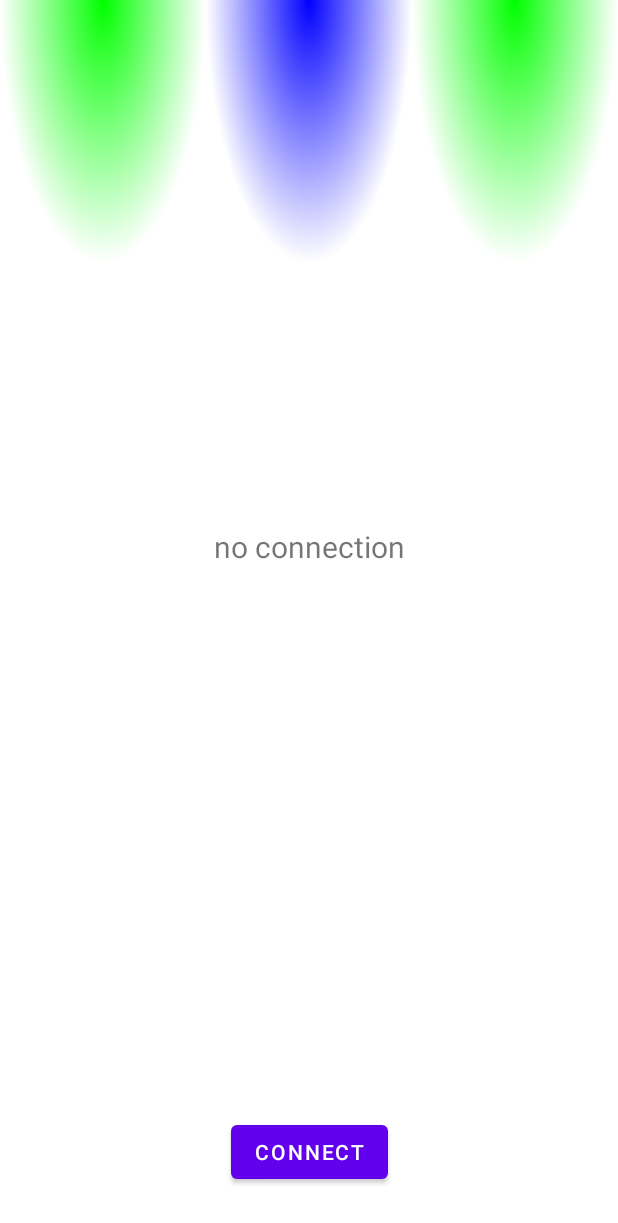
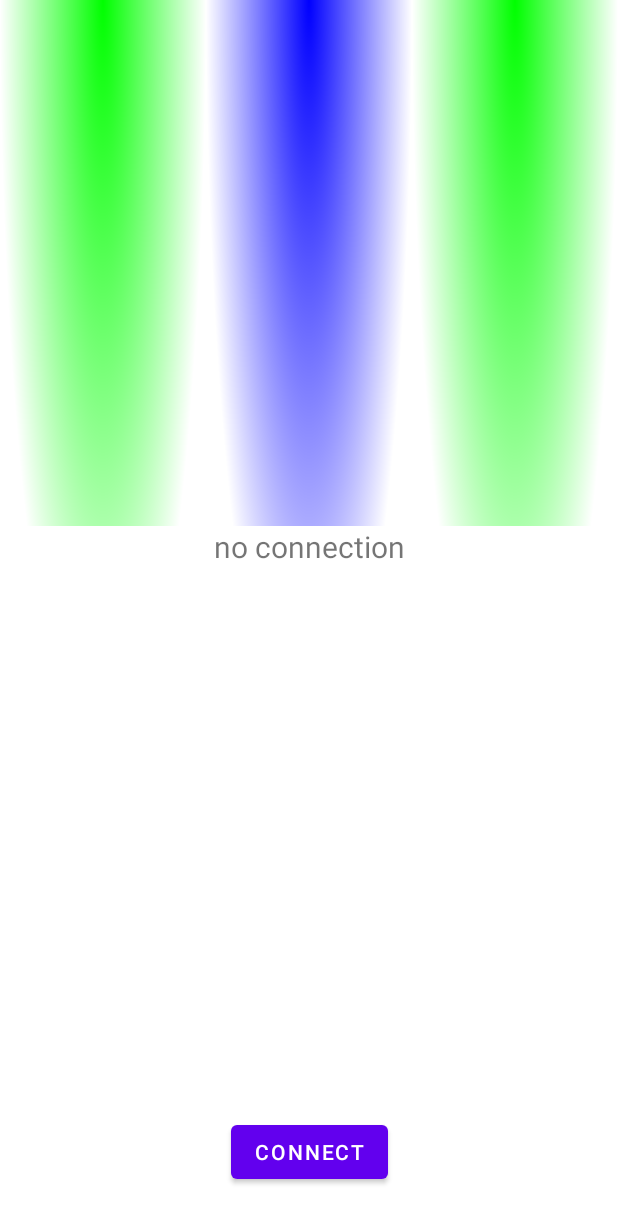
Before and after one commit to IvanNehaev/SmartLed, an Android app: the screen it shows after launch (MainActivity), on a phone screen of 412 x 824 dp. Shown: the top 1223 px of the screen. Run offline under Robolectric (Android 15) with nearby library versions, the phone set to English and light mode, and no system bars; our stand-ins replace Dagger/Hilt's generated code.

Commit message:
FairyLightView: - добавлена функция setFairyLightScale, для установки масштаба лампочки по индексу
Connection fragment:
- добвлены тестовые функции для изменения ярокости и масштаба лампочек

```diff
--- a/app/src/main/java/com/nekhaev/android/smartled/presentation/connection/ConnectionFragment.kt
+++ b/app/src/main/java/com/nekhaev/android/smartled/presentation/connection/ConnectionFragment.kt
@@ -40,6 +40,7 @@ class ConnectionFragment : Fragment(R.layout.fragment_connection) {
     override fun onResume() {
         super.onResume()
 
+        // Color test
         lifecycleScope.launch(Dispatchers.Main) {
             var index = 0
 
@@ -52,6 +53,33 @@ class ConnectionFragment : Fragment(R.layout.fragment_connection) {
                 }
                 mFairyLightsView.setFairyLightColor(index, Color.BLUE)
                 delay(500)
+            }
+        }
+
+        // Scale test
+        lifecycleScope.launch(Dispatchers.Main) {
+            var scale = 1f
+            var upscale = 1
+
+            while (true) {
+                mFairyLightsView.fairyLightsList.map {
+                    it.scaleFactor = scale
+                }
+                mFairyLightsView.setFairyLightScale(0, scale)
+                if (upscale == 1) {
+                    if (scale < 10f) {
+                        scale += 0.1f
+                    } else {
+                        upscale = 0
+                    }
+                } else {
+                    if (scale > 0) {
+                        scale -= 0.1f
+                    } else {
+                        upscale = 1
+                    }
+                }
+                delay(70)
             }
         }
     }
--- a/app/src/main/java/com/nekhaev/android/smartled/presentation/views/fairyLightView/FairyLight.kt
+++ b/app/src/main/java/com/nekhaev/android/smartled/presentation/views/fairyLightView/FairyLight.kt
@@ -5,6 +5,7 @@ import androidx.annotation.ColorInt
 
 class FairyLight(
     @ColorInt
-    var color: Int
+    var color: Int,
+    var scaleFactor: Float
 ) {
 }
--- a/app/src/main/java/com/nekhaev/android/smartled/presentation/views/fairyLightView/FairyLightsView.kt
+++ b/app/src/main/java/com/nekhaev/android/smartled/presentation/views/fairyLightView/FairyLightsView.kt
@@ -69,9 +69,15 @@ class FairyLightsView : View {
             mFairyLightsList[number].color = color
             this.invalidate()
         } catch (e: Exception) {
+        }
+    }
 
+    fun setFairyLightScale(index: Int, scale: Float) {
+        try {
+            mFairyLightsList[index].scaleFactor = scale
+            this.invalidate()
+        } catch (e: Exception) {
         }
-
     }
 
     private fun prepareFairyLightParams(width: Int, height: Int) {
@@ -80,7 +86,7 @@ class FairyLightsView : View {
         mFairyLightsHeight = height.toFloat()
 
         for (i in 0 until mFairyLightsCount) {
-            mFairyLightsList.add(FairyLight(Color.GREEN))
+            mFairyLightsList.add(FairyLight(Color.GREEN,1f))
         }
     }
 
@@ -88,12 +94,12 @@ class FairyLightsView : View {
         var startX = 0f
 
         mFairyLightsList.map { fairyLight ->
-            drawFairyLight(canvas, startX, 0f, fairyLight.color)
+            drawFairyLight(canvas, startX, 0f, fairyLight.color, fairyLight.scaleFactor)
             startX += mFairyLightsWidth
         }
     }
 
-    private fun drawFairyLight(canvas: Canvas, x: Float, y: Float, color: Int) {
+    private fun drawFairyLight(canvas: Canvas, x: Float, y: Float, color: Int, scale: Float) {
         val lineHeight = mFairyLightsHeight
         val lineWidth = mFairyLightsWidth
 
@@ -102,7 +108,9 @@ class FairyLightsView : View {
         // Matrix for scaling
         val matrix = Matrix()
         matrix.reset()
-        matrix.setScale(1f, scaleFactor * 1f, x + lineWidth / 2, y)
+//        matrix.setScale(1f, scaleFactor * 1f, x + lineWidth / 2, y)
+        matrix.setScale(1f, scale, x + lineWidth / 2, y)
+
 
         // Radial gradient shader
         val shader = RadialGradient(
```
